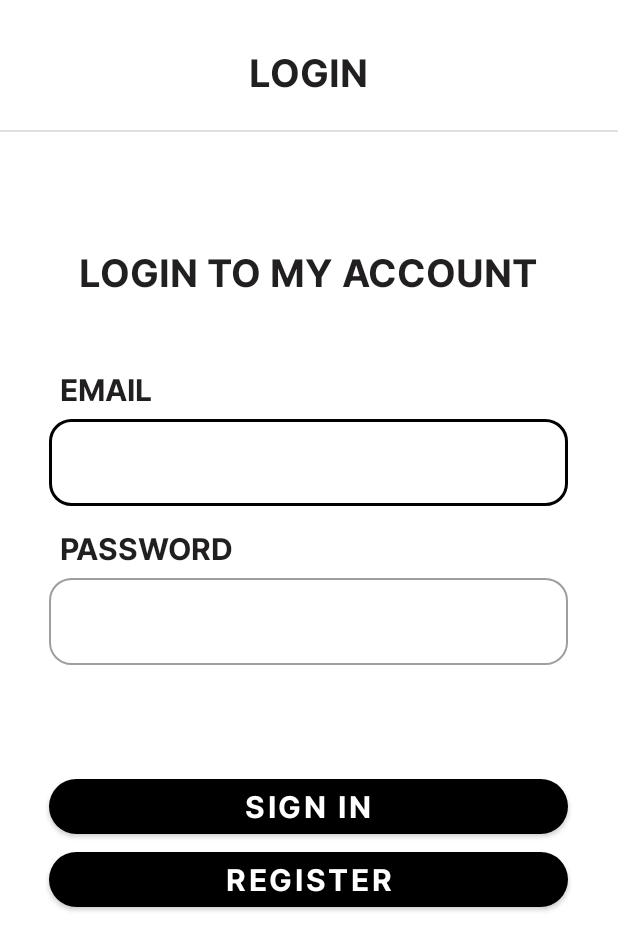
After one commit to mrjelzy/thelightprojekt-android, an Android app: the fragment LoginFragment shown on its own in the app's theme, on a phone screen of 412 x 824 dp. The commit adds this screen. Shown: the top 950 px of the screen. Run offline under Robolectric (Android 15) with nearby library versions, the phone set to English and light mode, and no system bars; 5 statements that could not run were skipped.

Commit message:
login fragment xml

```diff
--- a/app/app/build.gradle
+++ b/app/app/build.gradle
@@ -33,6 +33,9 @@ android {
             path "CMakeLists.txt"
         }
     }
+    buildFeatures {
+        viewBinding true
+    }
 
 }
 
@@ -41,6 +44,9 @@ dependencies {
     implementation 'androidx.appcompat:appcompat:1.6.1'
     implementation 'com.google.android.material:material:1.8.0'
     implementation 'androidx.constraintlayout:constraintlayout:2.1.4'
+    implementation 'androidx.annotation:annotation:1.6.0'
+    implementation 'androidx.lifecycle:lifecycle-livedata-ktx:2.6.1'
+    implementation 'androidx.lifecycle:lifecycle-viewmodel-ktx:2.6.1'
     testImplementation 'junit:junit:4.13.2'
     androidTestImplementation 'androidx.test.ext:junit:1.1.5'
     androidTestImplementation 'androidx.test.espresso:espresso-core:3.5.1'
--- /dev/null
+++ b/app/app/src/main/java/com/thelightprojekt/view/data/LoginRepository.java
@@ -0,0 +1,54 @@
+package com.thelightprojekt.view.data;
+
+import com.thelightprojekt.view.data.model.LoggedInUser;
+
+/**
+ * Class that requests authentication and user information from the remote data source and
+ * maintains an in-memory cache of login status and user credentials information.
+ */
+public class LoginRepository {
+
+    private static volatile LoginRepository instance;
+
+    private LoginDataSource dataSource;
+
+    // If user credentials will be cached in local storage, it is recommended it be encrypted
+    // @see https://developer.android.com/training/articles/keystore
+    private LoggedInUser user = null;
+
+    // private constructor : singleton access
+    private LoginRepository(LoginDataSource dataSource) {
+        this.dataSource = dataSource;
+    }
+
+    public static LoginRepository getInstance(LoginDataSource dataSource) {
+        if (instance == null) {
+            instance = new LoginRepository(dataSource);
+        }
+        return instance;
+    }
+
+    public boolean isLoggedIn() {
+        return user != null;
+    }
+
+    public void logout() {
+        user = null;
+        dataSource.logout();
+    }
+
+    private void setLoggedInUser(LoggedInUser user) {
+        this.user = user;
+        // If user credentials will be cached in local storage, it is recommended it be encrypted
+        // @see https://developer.android.com/training/articles/keystore
+    }
+
+    public Result<LoggedInUser> login(String username, String password) {
+        // handle login
+        Result<LoggedInUser> result = dataSource.login(username, password);
+        if (result instanceof Result.Success) {
+            setLoggedInUser(((Result.Success<LoggedInUser>) result).getData());
+        }
+        return result;
+    }
+}
--- /dev/null
+++ b/app/app/src/main/java/com/thelightprojekt/view/ui/login/LoginFragment.java
@@ -0,0 +1,150 @@
+package com.thelightprojekt.view.ui.login;
+
+import androidx.lifecycle.Observer;
+import androidx.lifecycle.ViewModelProvider;
+import androidx.annotation.NonNull;
+import androidx.annotation.Nullable;
+import androidx.annotation.StringRes;
+import androidx.fragment.app.Fragment;
+
+import android.os.Bundle;
+import android.text.Editable;
+import android.text.TextWatcher;
+import android.view.KeyEvent;
+import android.view.LayoutInflater;
+import android.view.View;
+import android.view.ViewGroup;
+import android.view.inputmethod.EditorInfo;
+import android.widget.Button;
+import android.widget.EditText;
+import android.widget.ProgressBar;
+import android.widget.TextView;
+import android.widget.Toast;
+
+import com.thelightprojekt.databinding.FragmentLoginBinding;
+
+import com.thelightprojekt.R;
+
+public class LoginFragment extends Fragment {
+
+    private LoginViewModel loginViewModel;
+    private FragmentLoginBinding binding;
+
+    @Nullable
+    @Override
+    public View onCreateView(@NonNull LayoutInflater inflater,
+                             @Nullable ViewGroup container,
+                             @Nullable Bundle savedInstanceState) {
+
+        binding = FragmentLoginBinding.inflate(inflater, container, false);
+        return binding.getRoot();
+
+    }
+
+    @Override
+    public void onViewCreated(@NonNull View view, @Nullable Bundle savedInstanceState) {
+        super.onViewCreated(view, savedInstanceState);
+        loginViewModel = new ViewModelProvider(this, new LoginViewModelFactory())
+                .get(LoginViewModel.class);
+
+        final EditText usernameEditText = binding.username;
+        final EditText passwordEditText = binding.password;
+        final Button loginButton = binding.login;
+        final ProgressBar loadingProgressBar = binding.loading;
+
+        loginViewModel.getLoginFormState().observe(getViewLifecycleOwner(), new Observer<LoginFormState>() {
+            @Override
+            public void onChanged(@Nullable LoginFormState loginFormState) {
+                if (loginFormState == null) {
+                    return;
+                }
+                loginButton.setEnabled(loginFormState.isDataValid());
+                if (loginFormState.getUsernameError() != null) {
+                    usernameEditText.setError(getString(loginFormState.getUsernameError()));
+                }
+                if (loginFormState.getPasswordError() != null) {
+                    passwordEditText.setError(getString(loginFormState.getPasswordError()));
+                }
+            }
+        });
+
+        loginViewModel.getLoginResult().observe(getViewLifecycleOwner(), new Observer<LoginResult>() {
+            @Override
+            public void onChanged(@Nullable LoginResult loginResult) {
+                if (loginResult == null) {
+                    return;
+                }
+                loadingProgressBar.setVisibility(View.GONE);
+                if (loginResult.getError() != null) {
+                    showLoginFailed(loginResult.getError());
+                }
+                if (loginResult.getSuccess() != null) {
+                    updateUiWithUser(loginResult.getSuccess());
+                }
+            }
+        });
+
+        TextWatcher afterTextChangedListener = new TextWatcher() {
+            @Override
+            public void beforeTextChanged(CharSequence s, int start, int count, int after) {
+                // ignore
+            }
+
+            @Override
+            public void onTextChanged(CharSequence s, int start, int before, int count) {
+                // ignore
+            }
+
+            @Override
+            public void afterTextChanged(Editable s) {
+                loginViewModel.loginDataChanged(usernameEditText.getText().toString(),
+                        passwordEditText.getText().toString());
+            }
+        };
+        usernameEditText.addTextChangedListener(afterTextChangedListener);
+        passwordEditText.addTextChangedListener(afterTextChangedListener);
+        passwordEditText.setOnEditorActionListener(new TextView.OnEditorActionListener() {
+
+            @Override
+            public boolean onEditorAction(TextView v, int actionId, KeyEvent event) {
+                if (actionId == EditorInfo.IME_ACTION_DONE) {
+                    loginViewModel.login(usernameEditText.getText().toString(),
+                            passwordEditText.getText().toString());
+                }
+                return false;
+            }
+        });
+
+        loginButton.setOnClickListener(new View.OnClickListener() {
+            @Override
+            public void onClick(View v) {
+                loadingProgressBar.setVisibility(View.VISIBLE);
+                loginViewModel.login(usernameEditText.getText().toString(),
+                        passwordEditText.getText().toString());
+            }
+        });
+    }
+
+    private void updateUiWithUser(LoggedInUserView model) {
+        String welcome = getString(R.string.welcome) + model.getDisplayName();
+        // TODO : initiate successful logged in experience
+        if (getContext() != null && getContext().getApplicationContext() != null) {
+            Toast.makeText(getContext().getApplicationContext(), welcome, Toast.LENGTH_LONG).show();
+        }
+    }
+
+    private void showLoginFailed(@StringRes Integer errorString) {
+        if (getContext() != null && getContext().getApplicationContext() != null) {
+            Toast.makeText(
+                    getContext().getApplicationContext(),
+                    errorString,
+                    Toast.LENGTH_LONG).show();
+        }
+    }
+
+    @Override
+    public void onDestroyView() {
+        super.onDestroyView();
+        binding = null;
+    }
+}
--- /dev/null
+++ b/app/app/src/main/java/com/thelightprojekt/view/ui/login/LoginViewModel.java
@@ -0,0 +1,70 @@
+package com.thelightprojekt.view.ui.login;
+
+import androidx.lifecycle.LiveData;
+import androidx.lifecycle.MutableLiveData;
+import androidx.lifecycle.ViewModel;
+
+import android.util.Patterns;
+
+import com.thelightprojekt.view.data.LoginRepository;
+import com.thelightprojekt.view.data.Result;
+import com.thelightprojekt.view.data.model.LoggedInUser;
+import com.thelightprojekt.view.R;
+
+public class LoginViewModel extends ViewModel {
+
+    private MutableLiveData<LoginFormState> loginFormState = new MutableLiveData<>();
+    private MutableLiveData<LoginResult> loginResult = new MutableLiveData<>();
+    private LoginRepository loginRepository;
+
+    LoginViewModel(LoginRepository loginRepository) {
+        this.loginRepository = loginRepository;
+    }
+
+    LiveData<LoginFormState> getLoginFormState() {
+        return loginFormState;
+    }
+
+    LiveData<LoginResult> getLoginResult() {
+        return loginResult;
+    }
+
+    public void login(String username, String password) {
+        // can be launched in a separate asynchronous job
+        Result<LoggedInUser> result = loginRepository.login(username, password);
+
+        if (result instanceof Result.Success) {
+            LoggedInUser data = ((Result.Success<LoggedInUser>) result).getData();
+            loginResult.setValue(new LoginResult(new LoggedInUserView(data.getDisplayName())));
+        } else {
+            loginResult.setValue(new LoginResult(R.string.login_failed));
+        }
+    }
+
+    public void loginDataChanged(String username, String password) {
+        if (!isUserNameValid(username)) {
+            loginFormState.setValue(new LoginFormState(R.string.invalid_username, null));
+        } else if (!isPasswordValid(password)) {
+            loginFormState.setValue(new LoginFormState(null, R.string.invalid_password));
+        } else {
+            loginFormState.setValue(new LoginFormState(true));
+        }
+    }
+
+    // A placeholder username validation check
+    private boolean isUserNameValid(String username) {
+        if (username == null) {
+            return false;
+        }
+        if (username.contains("@")) {
+            return Patterns.EMAIL_ADDRESS.matcher(username).matches();
+        } else {
+            return !username.trim().isEmpty();
+        }
+    }
+
+    // A placeholder password validation check
+    private boolean isPasswordValid(String password) {
+        return password != null && password.trim().length() > 5;
+    }
+}
--- /dev/null
+++ b/app/app/src/main/java/com/thelightprojekt/view/ui/login/LoginViewModelFactory.java
@@ -0,0 +1,26 @@
+package com.thelightprojekt.view.ui.login;
+
+import androidx.lifecycle.ViewModel;
+import androidx.lifecycle.ViewModelProvider;
+import androidx.annotation.NonNull;
+
+import com.thelightprojekt.view.data.LoginDataSource;
+import com.thelightprojekt.view.data.LoginRepository;
+
+/**
+ * ViewModel provider factory to instantiate LoginViewModel.
+ * Required given LoginViewModel has a non-empty constructor
+ */
+public class LoginViewModelFactory implements ViewModelProvider.Factory {
+
+    @NonNull
+    @Override
+    @SuppressWarnings("unchecked")
+    public <T extends ViewModel> T create(@NonNull Class<T> modelClass) {
+        if (modelClass.isAssignableFrom(LoginViewModel.class)) {
+            return (T) new LoginViewModel(LoginRepository.getInstance(new LoginDataSource()));
+        } else {
+            throw new IllegalArgumentException("Unknown ViewModel class");
+        }
+    }
+}
--- /dev/null
+++ b/app/app/src/main/res/layout/fragment_login.xml
@@ -0,0 +1,126 @@
+<?xml version="1.0" encoding="utf-8"?>
+<LinearLayout xmlns:android="http://schemas.android.com/apk/res/android"
+    xmlns:app="http://schemas.android.com/apk/res-auto"
+    xmlns:tools="http://schemas.android.com/tools"
+    android:id="@+id/container"
+    android:layout_width="match_parent"
+    android:layout_height="match_parent"
+    android:orientation="vertical"
+    tools:context=".view.ui.login.LoginFragment">
+
+
+    <TextView
+        android:layout_width="wrap_content"
+        android:layout_height="wrap_content"
+        android:textSize="25dp"
+        android:textFontWeight="700"
+        android:layout_gravity="center"
+        android:fontFamily="monospace"
+        android:textColor="@color/beautyBlack"
+        android:text="LOGIN"
+        android:layout_marginTop="30dp"
+        android:layout_marginBottom="20dp"/>
+
+    <com.google.android.material.divider.MaterialDivider
+        android:layout_width="wrap_content"
+        android:layout_height="wrap_content"
+        android:layout_marginBottom="75dp"/>
+
+    <TextView
+        android:layout_width="wrap_content"
+        android:layout_height="wrap_content"
+        android:textSize="25dp"
+        android:textFontWeight="700"
+        android:layout_gravity="center"
+        android:fontFamily="monospace"
+        android:textColor="@color/beautyBlack"
+        android:text="LOGIN TO MY ACCOUNT"
+        android:layout_marginBottom="45dp"/>
+
+
+    <TextView
+        android:layout_width="wrap_content"
+        android:layout_height="wrap_content"
+        android:fontFamily="monospace"
+        android:text="EMAIL"
+        android:textColor="@color/beautyBlack"
+        android:textFontWeight="700"
+        android:textSize="20dp"
+        android:layout_marginLeft="40dp"/>
+
+    <com.google.android.material.textfield.TextInputLayout
+        android:layout_width="346dp"
+        android:layout_height="wrap_content"
+        android:layout_gravity="center"
+        app:boxCornerRadiusTopEnd="15dp"
+        app:boxCornerRadiusBottomEnd="15dp"
+        app:boxCornerRadiusBottomStart="15dp"
+        app:boxCornerRadiusTopStart="15dp"
+        android:layout_marginBottom="14dp"
+        style="@style/Widget.MaterialComponents.TextInputLayout.OutlinedBox">
+
+
+        <com.google.android.material.textfield.TextInputEditText
+            android:layout_width="match_parent"
+            android:layout_height="wrap_content"/>
+    </com.google.android.material.textfield.TextInputLayout>
+
+    <TextView
+        android:layout_width="wrap_content"
+        android:layout_height="wrap_content"
+        android:textSize="20dp"
+        android:textFontWeight="700"
+        android:fontFamily="monospace"
+        android:textColor="@color/beautyBlack"
+        android:layout_marginLeft="40dp"
+        android:text="PASSWORD"/>
+
+    <com.google.android.material.textfield.TextInputLayout
+        android:layout_width="346dp"
+        android:layout_height="wrap_content"
+        android:layout_gravity="center"
+        app:boxCornerRadiusTopEnd="15dp"
+        app:boxCornerRadiusBottomEnd="15dp"
+        app:boxCornerRadiusBottomStart="15dp"
+        app:boxCornerRadiusTopStart="15dp"
+        style="@style/Widget.MaterialComponents.TextInputLayout.OutlinedBox">
+
+
+        <com.google.android.material.textfield.TextInputEditText
+            android:layout_width="match_parent"
+            android:layout_height="wrap_content"/>
+    </com.google.android.material.textfield.TextInputLayout>
+
+    <com.google.android.material.button.MaterialButton
+        android:id="@+id/login"
+        android:layout_width="346dp"
+        android:layout_height="wrap_content"
+        android:layout_gravity="center"
+        android:layout_marginTop="70dp"
+        app:cornerRadius="20dp"
+        android:textFontWeight="700"
+        android:textSize="20dp"
+        android:text="SIGN IN"/>
+
+    <com.google.android.material.button.MaterialButton
+        android:id="@+id/register"
+        android:layout_width="346dp"
+        android:layout_height="wrap_content"
+        android:layout_gravity="center"
+        app:cornerRadius="20dp"
+        android:text="REGISTER"
+        android:textSize="20dp"
+        android:textFontWeight="700"/>
+
+    <ProgressBar
+        android:id="@+id/loading"
+        android:layout_width="wrap_content"
+        android:layout_height="wrap_content"
+        android:layout_gravity="center"
+        android:layout_marginStart="32dp"
+        android:layout_marginTop="64dp"
+        android:layout_marginEnd="32dp"
+        android:layout_marginBottom="64dp"
+        android:visibility="gone"
+        />
+</LinearLayout>
--- a/app/app/src/main/res/values/colors.xml
+++ b/app/app/src/main/res/values/colors.xml
@@ -6,5 +6,6 @@
     <color name="teal_200">#FF03DAC5</color>
     <color name="teal_700">#FF018786</color>
     <color name="black">#FF000000</color>
+    <color name="beautyBlack">#221F20</color>
     <color name="white">#FFFFFFFF</color>
 </resources>
--- /dev/null
+++ b/app/app/src/main/res/values/dimens.xml
@@ -0,0 +1,5 @@
+<resources>
+    <!-- Default screen margins, per the Android Design guidelines. -->
+    <dimen name="fragment_horizontal_margin">16dp</dimen>
+    <dimen name="fragment_vertical_margin">16dp</dimen>
+</resources>
--- a/app/app/src/main/res/values/strings.xml
+++ b/app/app/src/main/res/values/strings.xml
@@ -7,4 +7,13 @@
     <string name="text_label_discover">Discover Our Collection</string>
     <!-- TODO: Remove or change this placeholder text -->
     <string name="hello_blank_fragment">Hello blank fragment</string>
+    <!-- Strings related to login -->
+    <string name="prompt_email">Email</string>
+    <string name="prompt_password">Password</string>
+    <string name="action_sign_in">Sign in or register</string>
+    <string name="action_sign_in_short">Sign in</string>
+    <string name="welcome">"Welcome!"</string>
+    <string name="invalid_username">Not a valid username</string>
+    <string name="invalid_password">Password must be >5 characters</string>
+    <string name="login_failed">"Login failed"</string>
 </resources>
```
Also changed, not shown: app/app/src/main/java/com/thelightprojekt/view/data/LoginDataSource.java (added, +29 -0 lines), app/app/src/main/java/com/thelightprojekt/view/data/Result.java (added, +48 -0 lines), app/app/src/main/java/com/thelightprojekt/view/data/model/LoggedInUser.java (added, +23 -0 lines), app/app/src/main/java/com/thelightprojekt/view/ui/login/LoggedInUserView.java (added, +17 -0 lines), app/app/src/main/java/com/thelightprojekt/view/ui/login/LoginFormState.java (added, +40 -0 lines), app/app/src/main/java/com/thelightprojekt/view/ui/login/LoginResult.java (added, +31 -0 lines).
